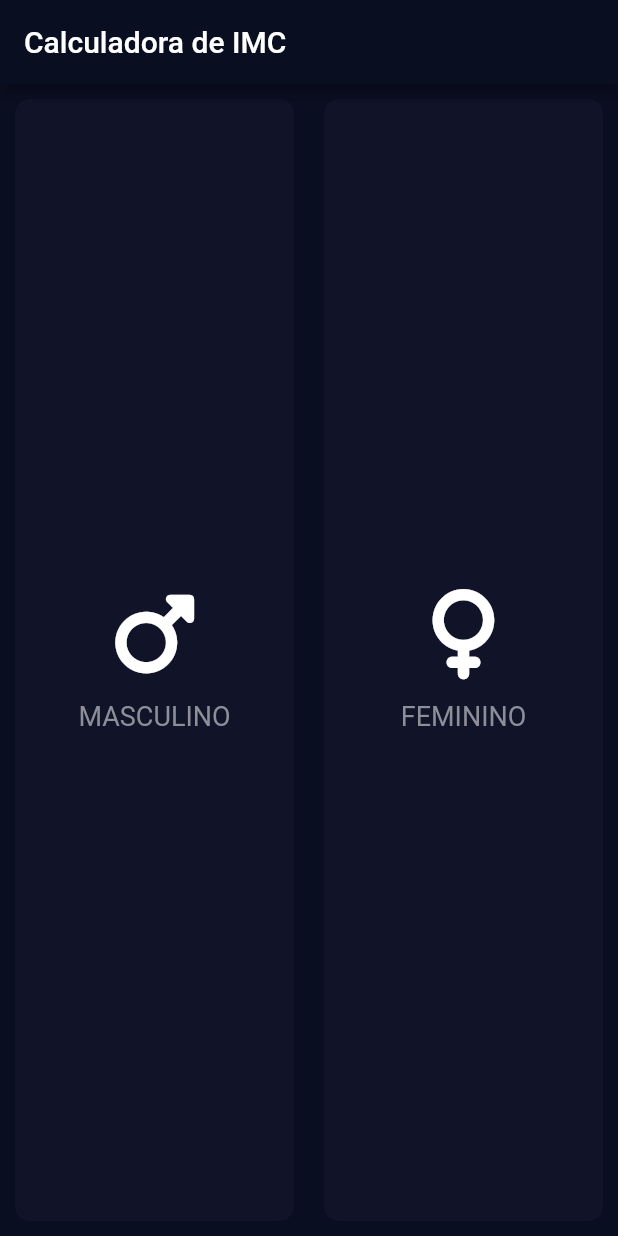
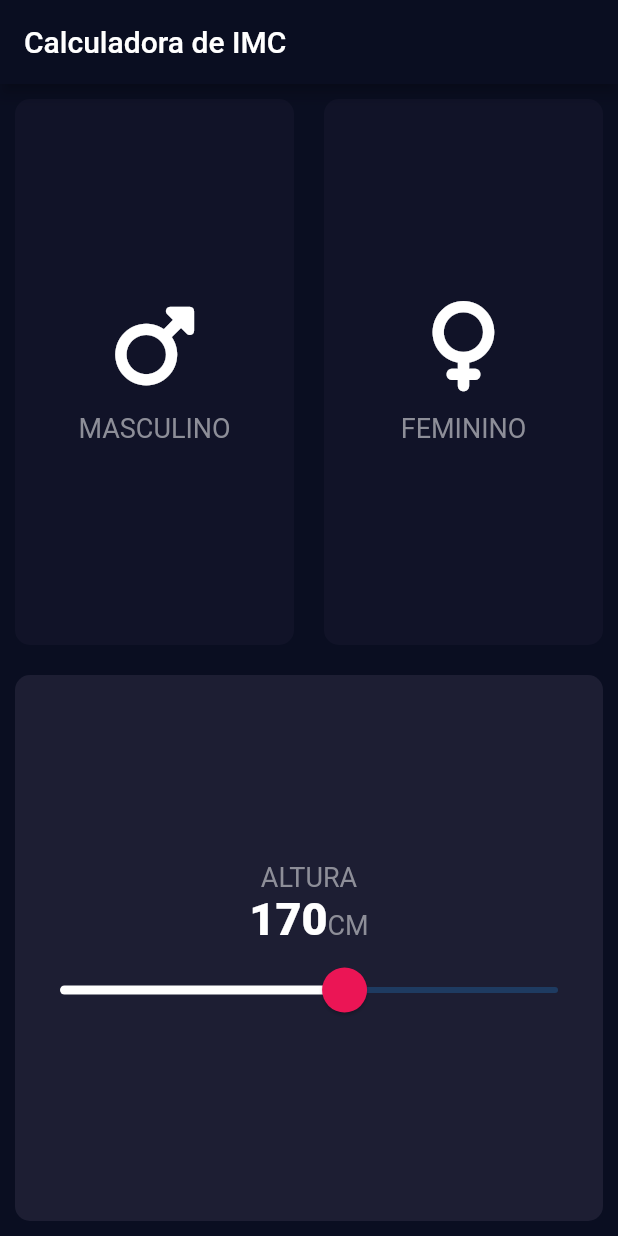
Before and after one commit to ReinanS/BMI_Calculator, a Flutter app: the screen it shows after launch, on a phone screen of 412 x 824 dp. Run offline on Flutter 3.47's test engine with Material 2 defaults, Android fonts, the phone set to English and light mode, and no system bars; our stand-ins replace font_awesome_flutter.

Commit message:
feat: adiciona slider card

```diff
--- a/lib/pages/home_page.dart
+++ b/lib/pages/home_page.dart
@@ -13,7 +13,7 @@ class HomePage extends StatefulWidget {
 
 class _HomePageState extends State<HomePage> {
   Gender selectedGender;
-  int height = 70;
+  int height = 170;
   int weight = 65;
   int age = 20;
 
@@ -63,7 +63,56 @@ class _HomePageState extends State<HomePage> {
                 ),
               ],
             ),
-          )
+          ),
+          Expanded(
+            child: ReusableCard(
+              colour: kActiveCardColor,
+              cardChild: Column(
+                mainAxisAlignment: MainAxisAlignment.center,
+                children: <Widget>[
+                  Text(
+                    'ALTURA',
+                    style: kLabelTextStyle,
+                  ),
+                  Row(
+                    mainAxisAlignment: MainAxisAlignment.center,
+                    crossAxisAlignment: CrossAxisAlignment.baseline,
+                    textBaseline: TextBaseline.alphabetic,
+                    children: <Widget>[
+                      Text(
+                        height.toString(),
+                        style: kNumberStyle,
+                      ),
+                      Text(
+                        'CM',
+                        style: kLabelTextStyle,
+                      )
+                    ],
+                  ),
+                  SliderTheme(
+                    data: SliderTheme.of(context).copyWith(
+                        activeTrackColor: Colors.white,
+                        inactiveTickMarkColor: Color(0xff8d8e98),
+                        thumbColor: Color(0xffeb1555),
+                        overlayColor: Color(0x30eb1555),
+                        thumbShape:
+                            RoundSliderThumbShape(enabledThumbRadius: 15),
+                        overlayShape:
+                            RoundSliderOverlayShape(overlayRadius: 30)),
+                    child: Slider(
+                        value: height.toDouble(),
+                        min: 90,
+                        max: 230,
+                        onChanged: (double newValue) {
+                          setState(() {
+                            height = newValue.round();
+                          });
+                        }),
+                  ),
+                ],
+              ),
+            ),
+          ),
         ],
       ),
     );
```
